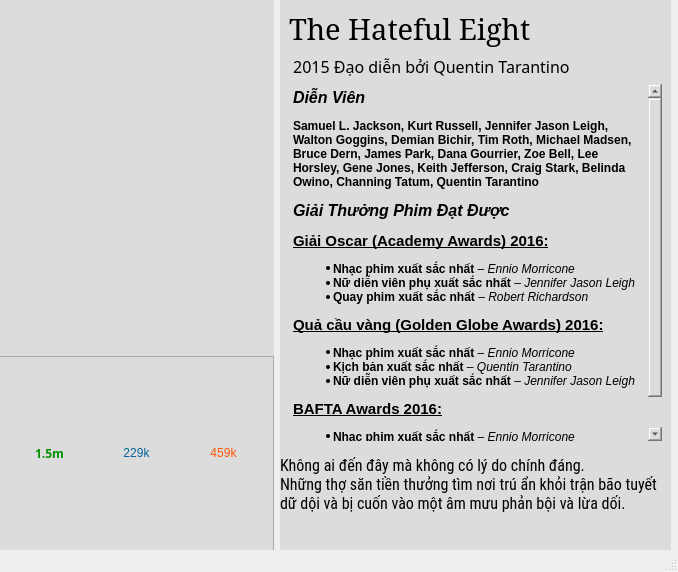
Old version of the form ui/detail.ui in the repository tai679/nextgen-pti.
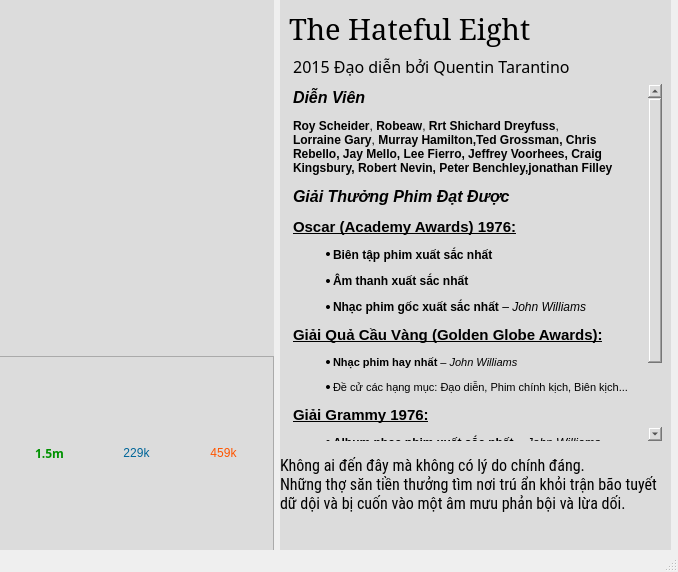
New version of the form. Icons and pictures are not drawn.

```diff
--- a/ui/detail.ui
+++ b/ui/detail.ui
@@ -176,21 +176,20 @@
 &lt;html&gt;&lt;head&gt;&lt;meta name=&quot;qrichtext&quot; content=&quot;1&quot; /&gt;&lt;style type=&quot;text/css&quot;&gt;
 p, li { white-space: pre-wrap; }
 &lt;/style&gt;&lt;/head&gt;&lt;body style=&quot; font-family:'MS Shell Dlg 2'; font-size:8.25pt; font-weight:400; font-style:normal;&quot;&gt;
-&lt;p style=&quot; margin-top:12px; margin-bottom:12px; margin-left:0px; margin-right:0px; -qt-block-indent:0; text-indent:0px;&quot;&gt;&lt;span style=&quot; font-size:12pt; font-weight:600; font-style:italic;&quot;&gt;Diễn Viên&lt;/span&gt;&lt;/p&gt;
-&lt;p style=&quot; margin-top:12px; margin-bottom:12px; margin-left:0px; margin-right:0px; -qt-block-indent:0; text-indent:0px;&quot;&gt;&lt;span style=&quot; font-size:9pt; font-weight:696;&quot;&gt;Samuel L. Jackson, Kurt Russell, Jennifer Jason Leigh, Walton Goggins, Demian Bichir, Tim Roth, Michael Madsen, Bruce Dern, James Park, Dana Gourrier, Zoe Bell, Lee Horsley, Gene Jones, Keith Jefferson, Craig Stark, Belinda Owino, Channing Tatum, Quentin Tarantino&lt;/span&gt;&lt;/p&gt;
-&lt;p style=&quot; margin-top:12px; margin-bottom:12px; margin-left:0px; margin-right:0px; -qt-block-indent:0; text-indent:0px;&quot;&gt;&lt;span style=&quot; font-size:12pt; font-weight:696; font-style:italic;&quot;&gt;Giải Thưởng Phim Đạt Được&lt;/span&gt;&lt;/p&gt;
-&lt;p style=&quot; margin-top:12px; margin-bottom:12px; margin-left:0px; margin-right:0px; -qt-block-indent:0; text-indent:0px;&quot;&gt;&lt;span style=&quot; font-size:11pt; font-weight:696; text-decoration: underline;&quot;&gt;Giải Oscar (Academy Awards) 2016:&lt;/span&gt;&lt;/p&gt;
-&lt;ul style=&quot;margin-top: 0px; margin-bottom: 0px; margin-left: 0px; margin-right: 0px; -qt-list-indent: 1;&quot;&gt;&lt;li style=&quot; font-size:8pt;&quot; style=&quot; margin-top:12px; margin-bottom:0px; margin-left:0px; margin-right:0px; -qt-block-indent:0; text-indent:0px;&quot;&gt;&lt;span style=&quot; font-size:9pt; font-weight:696;&quot;&gt;Nhạc phim xuất sắc nhất&lt;/span&gt;&lt;span style=&quot; font-size:9pt;&quot;&gt; – &lt;/span&gt;&lt;span style=&quot; font-size:9pt; font-style:italic;&quot;&gt;Ennio Morricone&lt;/span&gt;&lt;/li&gt;
-&lt;li style=&quot; font-size:9pt;&quot; style=&quot; margin-top:0px; margin-bottom:0px; margin-left:0px; margin-right:0px; -qt-block-indent:0; text-indent:0px;&quot;&gt;&lt;span style=&quot; font-weight:696;&quot;&gt;Nữ diễn viên phụ xuất sắc nhất&lt;/span&gt; – &lt;span style=&quot; font-style:italic;&quot;&gt;Jennifer Jason Leigh&lt;/span&gt;&lt;/li&gt;
-&lt;li style=&quot; font-size:9pt;&quot; style=&quot; margin-top:0px; margin-bottom:12px; margin-left:0px; margin-right:0px; -qt-block-indent:0; text-indent:0px;&quot;&gt;&lt;span style=&quot; font-weight:696;&quot;&gt;Quay phim xuất sắc nhất&lt;/span&gt; – &lt;span style=&quot; font-style:italic;&quot;&gt;Robert Richardson&lt;/span&gt;&lt;/li&gt;&lt;/ul&gt;
-&lt;p style=&quot; margin-top:12px; margin-bottom:12px; margin-left:0px; margin-right:0px; -qt-block-indent:0; text-indent:0px;&quot;&gt;&lt;span style=&quot; font-size:11pt; font-weight:696; text-decoration: underline;&quot;&gt;Quả cầu vàng (Golden Globe Awards) 2016:&lt;/span&gt;&lt;/p&gt;
-&lt;ul style=&quot;margin-top: 0px; margin-bottom: 0px; margin-left: 0px; margin-right: 0px; -qt-list-indent: 1;&quot;&gt;&lt;li style=&quot; font-size:8pt;&quot; style=&quot; margin-top:12px; margin-bottom:0px; margin-left:0px; margin-right:0px; -qt-block-indent:0; text-indent:0px;&quot;&gt;&lt;span style=&quot; font-size:9pt; font-weight:696;&quot;&gt;Nhạc phim xuất sắc nhất&lt;/span&gt;&lt;span style=&quot; font-size:9pt;&quot;&gt; – &lt;/span&gt;&lt;span style=&quot; font-size:9pt; font-style:italic;&quot;&gt;Ennio Morricone&lt;/span&gt;&lt;/li&gt;
-&lt;li style=&quot; font-size:9pt;&quot; style=&quot; margin-top:0px; margin-bottom:0px; margin-left:0px; margin-right:0px; -qt-block-indent:0; text-indent:0px;&quot;&gt;&lt;span style=&quot; font-weight:696;&quot;&gt;Kịch bản xuất sắc nhất&lt;/span&gt; – &lt;span style=&quot; font-style:italic;&quot;&gt;Quentin Tarantino&lt;/span&gt;&lt;/li&gt;
-&lt;li style=&quot; font-size:9pt;&quot; style=&quot; margin-top:0px; margin-bottom:12px; margin-left:0px; margin-right:0px; -qt-block-indent:0; text-indent:0px;&quot;&gt;&lt;span style=&quot; font-weight:696;&quot;&gt;Nữ diễn viên phụ xuất sắc nhất&lt;/span&gt; – &lt;span style=&quot; font-style:italic;&quot;&gt;Jennifer Jason Leigh&lt;/span&gt;&lt;/li&gt;&lt;/ul&gt;
-&lt;p style=&quot; margin-top:12px; margin-bottom:12px; margin-left:0px; margin-right:0px; -qt-block-indent:0; text-indent:0px;&quot;&gt;&lt;span style=&quot; font-size:11pt; font-weight:696; text-decoration: underline;&quot;&gt;BAFTA Awards 2016:&lt;/span&gt;&lt;/p&gt;
-&lt;ul style=&quot;margin-top: 0px; margin-bottom: 0px; margin-left: 0px; margin-right: 0px; -qt-list-indent: 1;&quot;&gt;&lt;li style=&quot; font-size:8pt;&quot; style=&quot; margin-top:12px; margin-bottom:0px; margin-left:0px; margin-right:0px; -qt-block-indent:0; text-indent:0px;&quot;&gt;&lt;span style=&quot; font-size:9pt; font-weight:696;&quot;&gt;Nhạc phim xuất sắc nhất&lt;/span&gt;&lt;span style=&quot; font-size:9pt;&quot;&gt; – &lt;/span&gt;&lt;span style=&quot; font-size:9pt; font-style:italic;&quot;&gt;Ennio Morricone&lt;/span&gt;&lt;/li&gt;
-&lt;li style=&quot; font-size:9pt;&quot; style=&quot; margin-top:0px; margin-bottom:0px; margin-left:0px; margin-right:0px; -qt-block-indent:0; text-indent:0px;&quot;&gt;&lt;span style=&quot; font-weight:696;&quot;&gt;Kịch bản gốc xuất sắc nhất&lt;/span&gt; – &lt;span style=&quot; font-style:italic;&quot;&gt;Quentin Tarantino&lt;/span&gt;&lt;/li&gt;
-&lt;li style=&quot; font-size:9pt;&quot; style=&quot; margin-top:0px; margin-bottom:12px; margin-left:0px; margin-right:0px; -qt-block-indent:0; text-indent:0px;&quot;&gt;&lt;span style=&quot; font-weight:696;&quot;&gt;Quay phim xuất sắc nhất&lt;/span&gt; – &lt;span style=&quot; font-style:italic;&quot;&gt;Robert Richardson&lt;/span&gt;&lt;/li&gt;&lt;/ul&gt;&lt;/body&gt;&lt;/html&gt;</string>
+&lt;p style=&quot; margin-top:0px; margin-bottom:12px; margin-left:0px; margin-right:0px; -qt-block-indent:0; text-indent:0px;&quot;&gt;&lt;span style=&quot; font-size:12pt; font-weight:600; font-style:italic;&quot;&gt;Diễn Viên &lt;/span&gt;&lt;/p&gt;
+&lt;p style=&quot; margin-top:0px; margin-bottom:12px; margin-left:0px; margin-right:0px; -qt-block-indent:0; text-indent:0px;&quot;&gt;&lt;span style=&quot; font-size:9pt; font-weight:600;&quot;&gt;Roy Scheider&lt;/span&gt;&lt;span style=&quot; font-size:9pt;&quot;&gt;, &lt;/span&gt;&lt;span style=&quot; font-size:9pt; font-weight:600;&quot;&gt;Robeaw&lt;/span&gt;&lt;span style=&quot; font-size:9pt;&quot;&gt;, &lt;/span&gt;&lt;span style=&quot; font-size:9pt; font-weight:600;&quot;&gt;Rrt Shichard Dreyfuss&lt;/span&gt;&lt;span style=&quot; font-size:9pt;&quot;&gt;,&lt;br /&gt;&lt;/span&gt;&lt;span style=&quot; font-size:9pt; font-weight:600;&quot;&gt;Lorraine Gary&lt;/span&gt;&lt;span style=&quot; font-size:9pt;&quot;&gt;, &lt;/span&gt;&lt;span style=&quot; font-size:9pt; font-weight:600;&quot;&gt;Murray Hamilton,Ted Grossman, Chris Rebello, Jay Mello, Lee Fierro, Jeffrey Voorhees, Craig Kingsbury, Robert Nevin, Peter Benchley,jonathan Filley&lt;/span&gt;&lt;/p&gt;
+&lt;p style=&quot; margin-top:0px; margin-bottom:12px; margin-left:0px; margin-right:0px; -qt-block-indent:0; text-indent:0px;&quot;&gt;&lt;span style=&quot; font-size:12pt; font-weight:600; font-style:italic;&quot;&gt;Giải Thưởng Phim Đạt Được&lt;/span&gt;&lt;/p&gt;
+&lt;p style=&quot; margin-top:0px; margin-bottom:12px; margin-left:0px; margin-right:0px; -qt-block-indent:0; text-indent:0px;&quot;&gt;&lt;span style=&quot; font-size:11pt; font-weight:600; text-decoration: underline;&quot;&gt;Oscar (Academy Awards) 1976:&lt;/span&gt;&lt;/p&gt;
+&lt;ul style=&quot;margin-top: 0px; margin-bottom: 0px; margin-left: 0px; margin-right: 0px; -qt-list-indent: 1;&quot;&gt;&lt;li style=&quot; font-size:8pt;&quot; style=&quot; margin-top:12px; margin-bottom:12px; margin-left:0px; margin-right:0px; -qt-block-indent:0; text-indent:0px;&quot;&gt;&lt;span style=&quot; font-size:9pt; font-weight:600;&quot;&gt;Biên tập phim xuất sắc nhất&lt;/span&gt;&lt;/li&gt;
+&lt;li style=&quot; font-size:9pt;&quot; style=&quot; margin-top:12px; margin-bottom:12px; margin-left:0px; margin-right:0px; -qt-block-indent:0; text-indent:0px;&quot;&gt;&lt;span style=&quot; font-weight:600;&quot;&gt;Âm thanh xuất sắc nhất&lt;/span&gt;&lt;/li&gt;
+&lt;li style=&quot; font-size:9pt;&quot; style=&quot; margin-top:12px; margin-bottom:12px; margin-left:0px; margin-right:0px; -qt-block-indent:0; text-indent:0px;&quot;&gt;&lt;span style=&quot; font-weight:600;&quot;&gt;Nhạc phim gốc xuất sắc nhất&lt;/span&gt; – &lt;span style=&quot; font-style:italic;&quot;&gt;John Williams&lt;/span&gt;&lt;/li&gt;&lt;/ul&gt;
+&lt;p style=&quot; margin-top:12px; margin-bottom:12px; margin-left:0px; margin-right:0px; -qt-block-indent:0; text-indent:0px;&quot;&gt;&lt;span style=&quot; font-size:11pt; font-weight:600; text-decoration: underline;&quot;&gt;Giải Quả Cầu Vàng (Golden Globe Awards):&lt;/span&gt;&lt;/p&gt;
+&lt;ul style=&quot;margin-top: 0px; margin-bottom: 0px; margin-left: 0px; margin-right: 0px; -qt-list-indent: 1;&quot;&gt;&lt;li style=&quot; font-size:8pt;&quot; style=&quot; margin-top:12px; margin-bottom:12px; margin-left:0px; margin-right:0px; -qt-block-indent:0; text-indent:0px;&quot;&gt;&lt;span style=&quot; font-weight:600;&quot;&gt;Nhạc phim hay nhất&lt;/span&gt; – &lt;span style=&quot; font-style:italic;&quot;&gt;John Williams&lt;/span&gt;&lt;/li&gt;
+&lt;li style=&quot; font-size:8pt;&quot; style=&quot; margin-top:12px; margin-bottom:12px; margin-left:0px; margin-right:0px; -qt-block-indent:0; text-indent:0px;&quot;&gt;Đề cử các hạng mục: Đạo diễn, Phim chính kịch, Biên kịch...&lt;/li&gt;&lt;/ul&gt;
+&lt;p style=&quot; margin-top:12px; margin-bottom:12px; margin-left:0px; margin-right:0px; -qt-block-indent:0; text-indent:0px;&quot;&gt;&lt;span style=&quot; font-size:11pt; font-weight:600; text-decoration: underline;&quot;&gt;Giải Grammy 1976:&lt;/span&gt;&lt;/p&gt;
+&lt;ul style=&quot;margin-top: 0px; margin-bottom: 0px; margin-left: 0px; margin-right: 0px; -qt-list-indent: 1;&quot;&gt;&lt;li style=&quot; font-size:8pt;&quot; style=&quot; margin-top:12px; margin-bottom:12px; margin-left:0px; margin-right:0px; -qt-block-indent:0; text-indent:0px;&quot;&gt;&lt;span style=&quot; font-size:9pt; font-weight:600;&quot;&gt;Album nhạc phim xuất sắc nhất&lt;/span&gt;&lt;span style=&quot; font-size:9pt;&quot;&gt; – &lt;/span&gt;&lt;span style=&quot; font-size:9pt; font-style:italic;&quot;&gt;John Williams&lt;/span&gt;&lt;/li&gt;&lt;/ul&gt;
+&lt;p style=&quot; margin-top:12px; margin-bottom:12px; margin-left:0px; margin-right:0px; -qt-block-indent:0; text-indent:0px;&quot;&gt;&lt;span style=&quot; font-size:11pt; font-weight:600; text-decoration: underline;&quot;&gt;Hiệp hội biên tập âm thanh Hoa Kỳ (Golden Reel Awards):&lt;/span&gt;&lt;/p&gt;
+&lt;ul style=&quot;margin-top: 0px; margin-bottom: 0px; margin-left: 0px; margin-right: 0px; -qt-list-indent: 1;&quot;&gt;&lt;li style=&quot; font-size:8pt;&quot; style=&quot; margin-top:12px; margin-bottom:12px; margin-left:0px; margin-right:0px; -qt-block-indent:0; text-indent:0px;&quot;&gt;&lt;span style=&quot; font-size:9pt; font-weight:600;&quot;&gt;Biên tập âm thanh xuất sắc nhất&lt;/span&gt;&lt;/li&gt;&lt;/ul&gt;&lt;/body&gt;&lt;/html&gt;</string>
           </property>
          </widget>
         </item>
```
